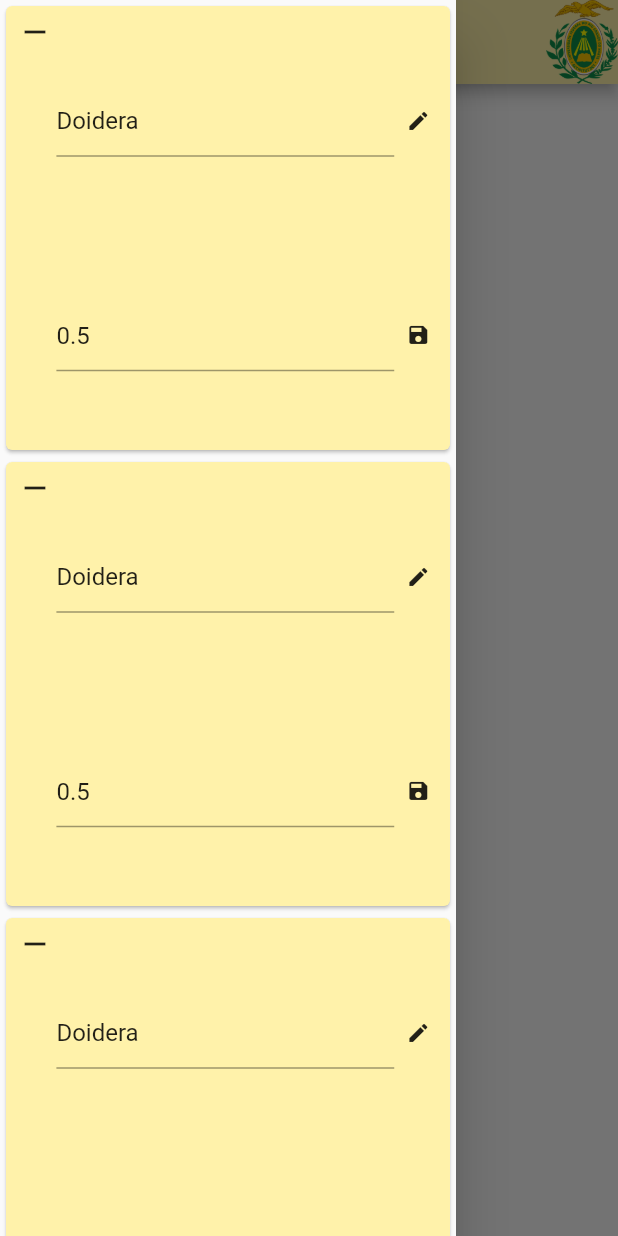
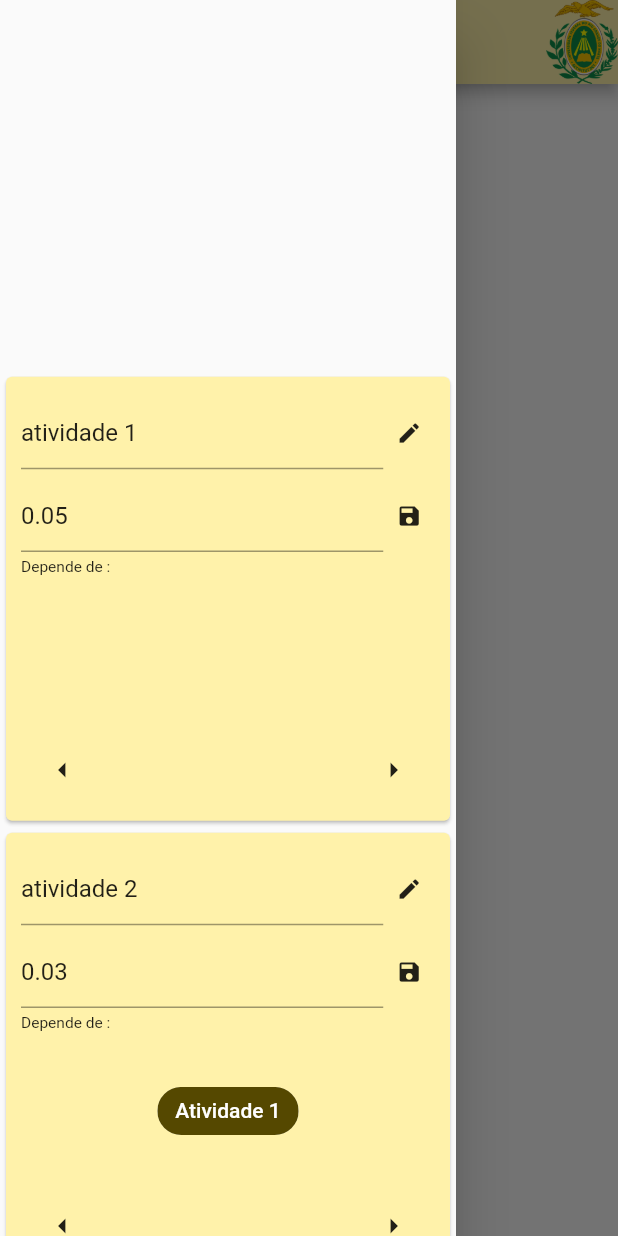
Before and after one commit to varellalexandre/gspufrn, a Flutter app: the screen it shows after launch, with the side drawer open, on a phone screen of 412 x 824 dp. Run offline on Flutter 3.47's test engine with Material 2 defaults, Android fonts, the phone set to English and light mode, and no system bars; missing offline and left inert: zoom_widget.

Commit message:
Atualizando objetos

```diff
--- a/lib/design/field/bar.dart
+++ b/lib/design/field/bar.dart
@@ -9,6 +9,7 @@ PreferredSizeWidget NavBar(){
 				color:Color(0xFF554800),
 			)
 		),
+		iconTheme: IconThemeData(color:Color(0xFF554800)),
 		backgroundColor:Color(0xFFFFF2AA),
 		actions:[
 			Image(image:AssetImage('images/ufrn.png')),
--- a/lib/design/field/sidebar.dart
+++ b/lib/design/field/sidebar.dart
@@ -4,32 +4,36 @@ import 'package:gspufrn/models/job.dart';
 
 class sidebar extends StatelessWidget{
 
+
+
 	@override
 	Widget build(BuildContext context){
-		Job test_model = Job(
-			tempo:0.5,
-			x:0.5,
-			y:0.5,
-			nome:'Doidera'
+		Linha exemplo = get_example();
+		List<Vertex> children_list = List<Vertex>();
+
+		exemplo.atividades.forEach(
+			(atividade)=>children_list.add(
+				Vertex(model:atividade)
+			)
 		);
+		exemplo.calculateComsoal();
 		return Drawer(
 			child:Container(
-				child:GridView.count(
-					crossAxisCount:1,
+				child:Column(
 					children:[
-						Vertex(model:test_model),
-						Vertex(model:test_model),
-						Vertex(model:test_model),
-						Vertex(model:test_model),
-						Vertex(model:test_model),
-						Vertex(model:test_model),
-						Vertex(model:test_model),
-						Vertex(model:test_model),
-						Vertex(model:test_model),
-						Vertex(model:test_model),
-						Vertex(model:test_model),
-						Vertex(model:test_model),
+						Expanded(
+							flex:3,
+							child:Container(),
+						),
+						Expanded(
+							flex:7,
+							child:GridView.count(
+								crossAxisCount:1,
+								children:children_list,
+							)
+						),
 					]
+
 				)
 			)
 		);
--- a/lib/design/field/vertex.dart
+++ b/lib/design/field/vertex.dart
@@ -7,7 +7,11 @@ class Vertex extends StatelessWidget{
 	Job model;
 	TextEditingController tempo_controller = TextEditingController();
 	TextEditingController nome_controller = TextEditingController();
-
+	ScrollController scroll_controller = ScrollController(
+		initialScrollOffset:0.0,
+		keepScrollOffset:true,
+		debugLabel:'Scroll',
+	);
 	Vertex({
 		this.model
 	});
@@ -30,28 +34,28 @@ class Vertex extends StatelessWidget{
 				builder:(context,child,model){
 					tempo_controller.text = "${model.tempo}";
 					nome_controller.text = model.nome;
+
+					List<Chip> depends_on = List();
+					model.predecessores.forEach(
+						(element)=>depends_on.add(
+							Chip(
+								label:Text(
+									'Atividade ${element+1}',
+									style:TextStyle(
+										color:Colors.white
+									),
+								),
+								backgroundColor:Color(0xFF554800),
+							)
+						)
+					);
+
 					return Container(
 						child:Card(
 							color:Color(0xFFFFF2AA),
 							child:Padding(
-								padding:EdgeInsets.all(5.0),
+								padding:EdgeInsets.all(10.0),
 								child:Container(
-									child:AspectRatio(
-										aspectRatio:4/2,
-										child:Row(
-											children:[
-												Expanded(
-													flex:1,
-													child:Align(
-														alignment:Alignment.topCenter,
-														child:FittedBox(
-															fit:BoxFit.scaleDown,
-															child:Icon(Icons.remove)
-														)
-													)
-												),
-												Expanded(
-													flex:9,
 									child:Column(
 										children:[
 											Expanded(
@@ -68,12 +72,103 @@ class Vertex extends StatelessWidget{
 													controller:tempo_controller,
 													numeric:true,
 												)
+											),
+											Expanded(
+												flex:3,
+												child:Column(
+													children:[
+														Expanded(
+															flex:1,
+															child:Align(
+																alignment:Alignment.bottomLeft,
+																child:FittedBox(
+																	fit:BoxFit.scaleDown,
+																	child:Text('Depende de : ')
+																),
+															),
+														),
+														Expanded(
+															flex:9,
+															child:GridView.count(
+																shrinkWrap:true,
+																crossAxisCount:1,
+																controller:scroll_controller,
+																scrollDirection: Axis.horizontal,
+																children:depends_on,
+															)
+														),
+														Expanded(
+															flex:4,
+															child:Row(
+																children:[
+																	Expanded(
+																		flex:1,
+																		child:IconButton(
+																			icon:Icon(Icons.arrow_left),
+																			onPressed:(){
+																				ScrollPosition pos = scroll_controller.position;
+																				if (scroll_controller.offset > pos.minScrollExtent){
+																					num where_to_go =scroll_controller.offset-100.0;
+																					if (where_to_go > pos.minScrollExtent){
+																						scroll_controller.animateTo(
+																							where_to_go,
+																							duration:Duration(milliseconds:200),
+																							curve: Curves.easeIn,
+
+																						);
+																					}else{
+																						scroll_controller.animateTo(
+																							pos.minScrollExtent,
+																							duration:Duration(milliseconds:200),
+																							curve: Curves.easeIn,
+
+																						);
+																					}
+																				}
+
+																			}
+																		),
+																	),
+																	Expanded(
+																		flex:3,
+																		child:Container(
+																		),
+																	),
+																	Expanded(
+																		flex:1,
+																		child:IconButton(
+																			icon:Icon(Icons.arrow_right),
+																			onPressed:(){
+																				ScrollPosition pos = scroll_controller.position;
+																				if (scroll_controller.offset < pos.maxScrollExtent){
+																					num where_to_go =scroll_controller.offset+100.0;
+																					if (where_to_go < pos.maxScrollExtent){
+																						scroll_controller.animateTo(
+																							where_to_go,
+																							duration:Duration(milliseconds:200),
+																							curve: Curves.easeIn,
+
+																						);
+																					}else{
+																						scroll_controller.animateTo(
+																							pos.maxScrollExtent,
+																							duration:Duration(milliseconds:200),
+																							curve: Curves.easeIn,
+
+																						);
+																					}
+																				}
+
+																			}
+																		),
+																	),
+																]
+															),
 														)
 													]
 												)
-												)
+											),
 										]
-										)
 									)
 								)
 							)
--- a/lib/models/job.dart
+++ b/lib/models/job.dart
@@ -1,10 +1,12 @@
 import 'package:scoped_model/scoped_model.dart';
 
 class Job extends Model{
+	int id_atv;
 	num tempo;
 	num x;
 	num y;
 	String nome;
+	List<int> predecessores;
 
 	void updateNome(String nome){
 		this.nome = nome;
@@ -14,10 +16,109 @@ class Job extends Model{
 		this.tempo = tempo;
 	}
 
+	void addPredecessor(int predecessor){
+		this.predecessores.add(predecessor);
+	}
+
 	Job({
 		this.tempo,
 		this.x,
 		this.y,
+		this.predecessores,
 		this.nome
 	});
 }
+
+class Linha extends Model{
+	num takt_time;
+	num eficiencia;
+	num horas_disp;
+	num qtd_pecas;
+	List<Job> atividades;
+
+	Linha({this.atividades});
+
+	void addJob(Job job){
+		this.atividades.add(job);
+	}
+
+	void calculateComsoal(){
+		//this.takt_time = this.horas_disp/this.qtd_pecas;
+		List<Job> a_list = List<Job>.from(atividades);
+		List<Job> b_list = List<Job>();
+		for(var count in a_list){
+			//print(count);
+		}
+	}
+
+}
+
+Linha get_example(){
+	List<Job> atividades = [
+		Job(
+			x:0,
+			y:0,
+			nome:'atividade 1',
+			predecessores:[],
+			tempo:0.05
+		),
+		Job(
+			x:0,
+			y:0,
+			nome:'atividade 2',
+			predecessores:[0],
+			tempo:0.03
+		),
+		Job(
+			x:0,
+			y:0,
+			nome:'atividade 3',
+			predecessores:[0],
+			tempo:0.04
+		),
+		Job(
+			x:0,
+			y:0,
+			nome:'atividade 4',
+			predecessores:[1,2],
+			tempo:0.05
+		),
+		Job(
+			x:0,
+			y:0,
+			nome:'atividade 5',
+			predecessores:[3],
+			tempo:0.01
+		),
+		Job(
+			x:0,
+			y:0,
+			nome:'atividade 6',
+			predecessores:[3],
+			tempo:0.04
+		),
+		Job(
+			x:0,
+			y:0,
+			nome:'atividade 7',
+			predecessores:[3],
+			tempo:0.05
+		),
+		Job(
+			x:0,
+			y:0,
+			nome:'atividade 8',
+			predecessores:[5,1,1,2,3,4,5,6,76,3,7,6,5],
+			tempo:0.04
+		),
+		Job(
+			x:0,
+			y:0,
+			nome:'atividade 9',
+			predecessores:[4,6,7],
+			tempo:0.06
+		),
+	];
+	Linha linha = Linha(atividades:atividades);
+	return linha;
+}
--- a/lib/views/comsoal/app.dart
+++ b/lib/views/comsoal/app.dart
@@ -11,12 +11,6 @@ class Comsoal extends StatelessWidget{
 
 	@override
 	Widget build(BuildContext context){
-		Job test_model = Job(
-			tempo:0.5,
-			x:0.5,
-			y:0.5,
-			nome:'Doidera'
-		);
 		return Scaffold(
 			appBar:NavBar(),
 			drawer:sidebar(),
@@ -25,23 +19,7 @@ class Comsoal extends StatelessWidget{
 					children:[
 						Expanded(
 							flex:2,
-							child:GridView.count(
-								crossAxisCount:1,
-								children:[
-									Vertex(model:test_model),
-									Vertex(model:test_model),
-									Vertex(model:test_model),
-									Vertex(model:test_model),
-									Vertex(model:test_model),
-									Vertex(model:test_model),
-									Vertex(model:test_model),
-									Vertex(model:test_model),
-									Vertex(model:test_model),
-									Vertex(model:test_model),
-									Vertex(model:test_model),
-									Vertex(model:test_model),
-								]
-							)
+							child:Container()
 						),
 						Expanded(
 							flex:7,
```
Lines whose indentation alone changed are shown as unchanged.
